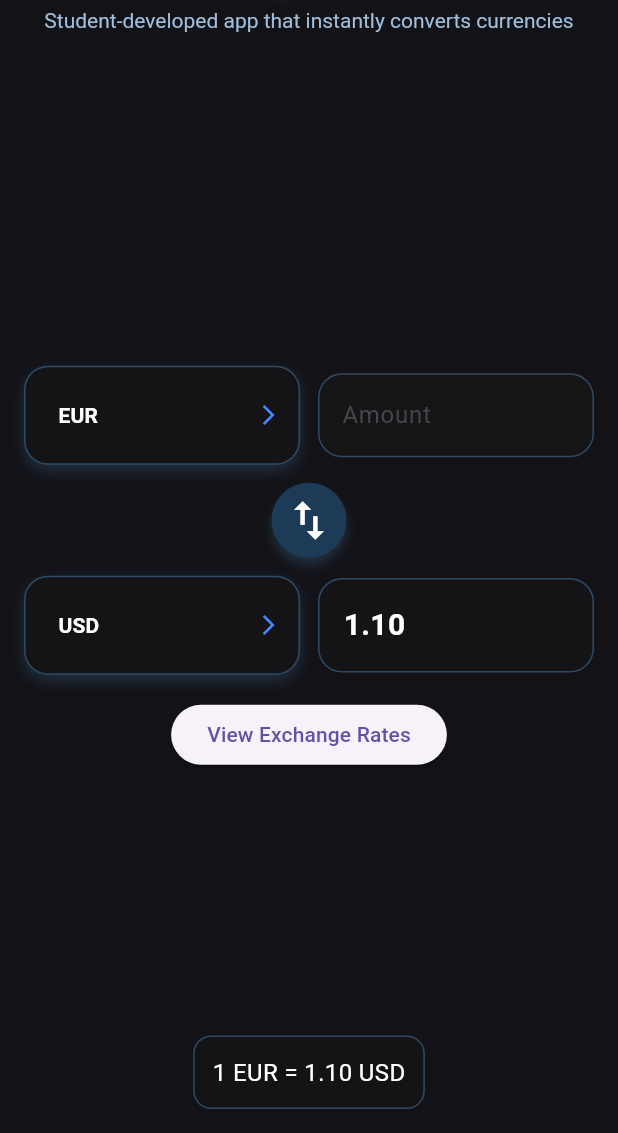
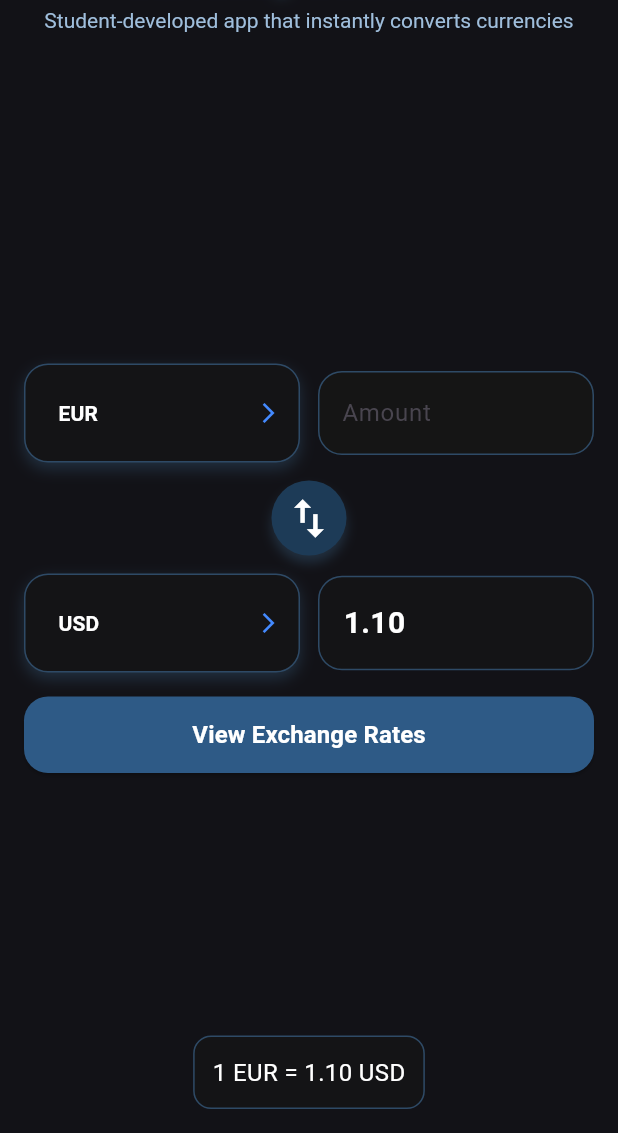
Before and after one commit to theodoraghiorghita/assignment2-DVA232, a Flutter app: the screen it shows after launch, on a phone screen of 412 x 824 dp, the part 103-1236 px from its top. Run offline on Flutter 3.47's test engine with Material 3 defaults, Android fonts, the phone set to English and light mode, and no system bars; our stand-ins replace geocoding, geolocator; network calls fail.

Commit message:
button exchange rates

```diff
--- a/lib/home_page.dart
+++ b/lib/home_page.dart
@@ -260,7 +260,9 @@
                       ],
                     ),
                     const SizedBox(height: 16),
-                    ElevatedButton(
+                    SizedBox(
+                      width: double.infinity,
+                      child: ElevatedButton(
                         onPressed: () {
                           Navigator.push(
                             context,
@@ -273,7 +275,22 @@
                             ),
                           );
                         },
-                      child: const Text('View Exchange Rates'),
+                        style: ElevatedButton.styleFrom(
+                          backgroundColor: const Color(0xFF2E5A86),
+                          shape: RoundedRectangleBorder(
+                            borderRadius: BorderRadius.circular(16),
+                          ),
+                          padding: const EdgeInsets.symmetric(vertical: 14),
+                        ),
+                        child: const Text(
+                          'View Exchange Rates',
+                          style: TextStyle(
+                            fontSize: 16,
+                            fontWeight: FontWeight.bold,
+                            color: Colors.white,
+                          ),
+                        ),
+                      ),
                     ),
                   ],
                 ),
```
Lines whose indentation alone changed are shown as unchanged.
